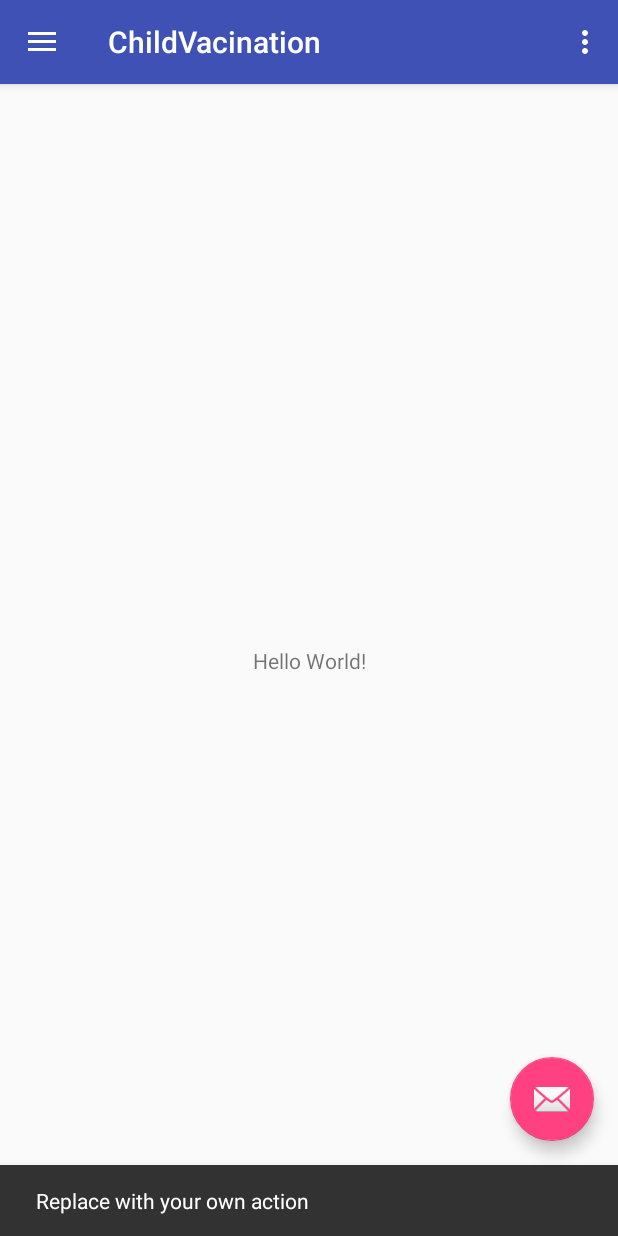
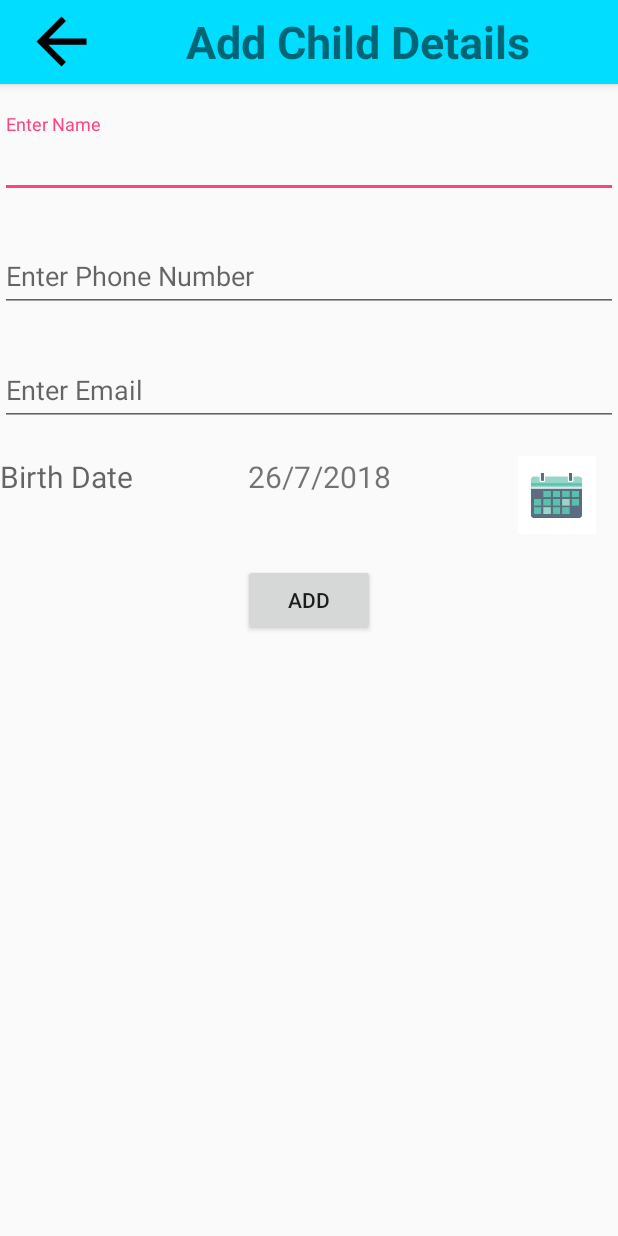
Before and after one commit to Imad-ud-din2020/ChildVaccination, an Android app: the screen it shows after launch (MainActivity before the commit, AddChildDetails after it), after a tap on an icon or button, on a phone screen of 412 x 824 dp. Run offline under Robolectric (Android 15) with nearby library versions, the phone set to English and light mode, and no system bars.

Commit message:
add child Details Activity

```diff
--- a/app/build.gradle
+++ b/app/build.gradle
@@ -27,5 +27,6 @@ dependencies {
     compile 'com.android.support:appcompat-v7:26.+'
     compile 'com.android.support:design:26.+'
     compile 'com.android.support.constraint:constraint-layout:1.0.2'
+    compile 'com.android.support:support-v4:26.+'
     testCompile 'junit:junit:4.12'
 }
--- a/app/src/main/AndroidManifest.xml
+++ b/app/src/main/AndroidManifest.xml
@@ -13,9 +13,12 @@
             android:name=".MainActivity"
             android:label="@string/app_name"
             android:theme="@style/AppTheme.NoActionBar">
+
+        </activity>
+        <activity android:name=".AddChildDetails" />
+        <activity android:name=".SplashScreen">
             <intent-filter>
                 <action android:name="android.intent.action.MAIN" />
-
                 <category android:name="android.intent.category.LAUNCHER" />
             </intent-filter>
         </activity>
--- /dev/null
+++ b/app/src/main/java/com/example/gauranggoel/childvacination/AddChildDetails.java
@@ -0,0 +1,125 @@
+package com.example.gauranggoel.childvacination;
+//this activity is add details of child
+import android.app.DatePickerDialog;
+import android.content.Intent;
+import android.support.v7.app.AppCompatActivity;
+import android.os.Bundle;
+import android.view.View;
+import android.widget.Button;
+import android.widget.DatePicker;
+import android.widget.EditText;
+import android.widget.ImageView;
+import android.widget.TextView;
+import android.widget.Toast;
+
+import java.util.ArrayList;
+import java.util.Calendar;
+
+public class AddChildDetails extends AppCompatActivity {
+
+    EditText et1,et2,et3;
+    TextView et4;
+    Button btn;
+    String dob;
+    int year;
+    int month;
+    int day;
+    ImageView img,img1;
+    @Override
+    protected void onCreate(Bundle savedInstanceState) {
+        super.onCreate(savedInstanceState);
+        setContentView(R.layout.activity_add_child_details);
+
+            getSupportActionBar().hide();
+
+         et1 = (EditText) findViewById(R.id.child_name);
+         et2 = (EditText) findViewById(R.id.child_phone);
+         et3 = (EditText) findViewById(R.id.child_email);
+         et4 = (TextView) findViewById(R.id.child_dob);
+        img = (ImageView) findViewById(R.id.calendar);
+        img1 = (ImageView) findViewById(R.id.icon);
+
+        btn = (Button) findViewById(R.id.child_add);
+
+        final Calendar cal = Calendar.getInstance();
+        year = cal.get(Calendar.YEAR);
+        month = cal.get(Calendar.MONTH);
+        day = cal.get(Calendar.DAY_OF_MONTH);
+
+        dob=day+"/"+month+"/"+year;
+
+        et4.setText(dob);
+        btn.setOnClickListener(new View.OnClickListener() {
+            @Override
+            public void onClick(View v) {
+
+                String name = et1.getText().toString();
+                String phone=et2.getText().toString();
+                String email=et3.getText().toString();
+                if(!et4.getText().toString().equals(""))
+                    dob=et4.getText().toString();
+
+                if(name.equals(""))
+                    et1.setError("Please Enter Name");
+
+                if(phone.length()!=10)
+                    et2.setError("Please Enter correct Phone Number");
+
+          //      Toast.makeText(AddChildDetails.this, ""+phone.length(), Toast.LENGTH_SHORT).show();
+
+                if(phone.equals(""))
+                    et2.setError("Please Enter Phone Number");
+
+                if(!email.contains("@"))
+                    et3.setError("Please Enter Correct Email");
+
+                if(email.equals(""))
+                    et3.setError("Please Enter Email");
+
+                if(!name.equals("") && !phone.equals("") && !email.equals("") && email.contains("@") && phone.length()==10)
+                {
+                    ArrayList<ChildDetails> al = ChildDetails.getAl();
+                    ChildDetails child = new ChildDetails(name,email,phone,dob);
+                    al.add(child);
+                    Intent intent = new Intent(AddChildDetails.this,MainActivity.class);
+                    //Toast.makeText(AddChildDetails.this, ""+al, Toast.LENGTH_SHORT).show();
+                    Toast.makeText(AddChildDetails.this, "Press Long To Edit Details Of Child", Toast.LENGTH_SHORT).show();
+                    startActivity(intent);
+                    finish();
+                 }
+            }
+        });
+
+        img.setOnClickListener(new View.OnClickListener() {
+            @Override
+            public void onClick(View v) {
+                new DatePickerDialog(AddChildDetails.this,date,year,month,day).show();
+            }
+        });
+        img1.setOnClickListener(new View.OnClickListener() {
+            @Override
+            public void onClick(View v) {
+                onBackPressed();
+            }
+        });
+    }
+
+     DatePickerDialog.OnDateSetListener date = new DatePickerDialog.OnDateSetListener(){
+
+        @Override
+        public void onDateSet(DatePicker view, int year1, int month1, int day1) {
+
+            dob=day1+"/"+month1+"/"+year1;
+            year=year1;
+            day=day1;
+            month=month1;
+            et4.setText(dob);
+        }
+    };
+
+    @Override
+    public void onBackPressed() {
+        super.onBackPressed();
+        finish();
+    }
+}
--- /dev/null
+++ b/app/src/main/java/com/example/gauranggoel/childvacination/CustomAdapter.java
@@ -0,0 +1,45 @@
+package com.example.gauranggoel.childvacination;
+
+import android.app.Activity;
+import android.view.LayoutInflater;
+import android.view.View;
+import android.view.ViewGroup;
+import android.widget.ArrayAdapter;
+import android.widget.TextView;
+import android.widget.Toast;
+
+import java.util.ArrayList;
+
+/**
+ * Created by gaurang goel on 26-08-2018.
+ */
+
+public class CustomAdapter extends ArrayAdapter {
+    Activity context;
+    ArrayList<ChildDetails> al;
+
+    public CustomAdapter( Activity context , ArrayList<ChildDetails> al,String[] s) {
+        super(context, R.layout.custom_list_view,s);
+        this.context =context;
+        this.al=al;
+    }
+
+    @Override
+    public View getView(int position, View convertView, ViewGroup parent) {
+
+
+        Toast.makeText(context, ""+position, Toast.LENGTH_SHORT).show();
+        LayoutInflater inflater = context.getLayoutInflater();
+
+        View v= inflater.inflate(R.layout.custom_list_view,null);
+
+        TextView name=v.findViewById(R.id.list_name);
+        TextView dob=v.findViewById(R.id.list_dob);
+
+        name.setText(al.get(position).getName());
+        dob.setText(al.get(position).getDob());
+        return v;
+    }
+
+
+}
--- a/app/src/main/java/com/example/gauranggoel/childvacination/MainActivity.java
+++ b/app/src/main/java/com/example/gauranggoel/childvacination/MainActivity.java
@@ -1,8 +1,8 @@
 package com.example.gauranggoel.childvacination;
 
+import android.content.Intent;
 import android.os.Bundle;
 import android.support.design.widget.FloatingActionButton;
-import android.support.design.widget.Snackbar;
 import android.view.View;
 import android.support.design.widget.NavigationView;
 import android.support.v4.view.GravityCompat;
@@ -12,10 +12,15 @@ import android.support.v7.app.AppCompatActivity;
 import android.support.v7.widget.Toolbar;
 import android.view.Menu;
 import android.view.MenuItem;
+import android.widget.ListView;
+import android.widget.Toast;
+import java.util.ArrayList;
 
 public class MainActivity extends AppCompatActivity
         implements NavigationView.OnNavigationItemSelectedListener {
 
+    ListView listView;
+    CustomAdapter adapter;
     @Override
     protected void onCreate(Bundle savedInstanceState) {
         super.onCreate(savedInstanceState);
@@ -27,8 +32,9 @@ public class MainActivity extends AppCompatActivity
         fab.setOnClickListener(new View.OnClickListener() {
             @Override
             public void onClick(View view) {
-                Snackbar.make(view, "Replace with your own action", Snackbar.LENGTH_LONG)
-                        .setAction("Action", null).show();
+                Intent intent = new Intent(MainActivity.this,AddChildDetails.class);
+                startActivity(intent);
+
             }
         });
 
@@ -40,6 +46,30 @@ public class MainActivity extends AppCompatActivity
 
         NavigationView navigationView = (NavigationView) findViewById(R.id.nav_view);
         navigationView.setNavigationItemSelectedListener(this);
+
+        //extra
+
+        ArrayList<ChildDetails> al = ChildDetails.getAl();
+        Toast.makeText(MainActivity.this, ""+al, Toast.LENGTH_SHORT).show();
+
+        String[] s= new String[al.size()];
+
+        for(int i=0;i<s.length;i++)
+        {
+            s[i]=al.get(i).getName();
+        }
+
+
+        //ListView Section
+
+        listView = (ListView) findViewById(R.id.listView);
+
+        adapter = new CustomAdapter(this,al,s);
+
+        adapter.notifyDataSetChanged();
+
+        listView.setAdapter(adapter);
+
     }
 
     @Override
@@ -80,7 +110,8 @@ public class MainActivity extends AppCompatActivity
         // Handle navigation view item clicks here.
         int id = item.getItemId();
 
-        /*if (id == R.id.nav_camera) {
+        /*if (id == R.id.nav_doctor) {
+
             // Handle the camera action
         } else if (id == R.id.nav_gallery) {
 
--- /dev/null
+++ b/app/src/main/java/com/example/gauranggoel/childvacination/SplashScreen.java
@@ -0,0 +1,25 @@
+package com.example.gauranggoel.childvacination;
+
+import android.content.Intent;
+import android.os.Handler;
+import android.support.v7.app.AppCompatActivity;
+import android.os.Bundle;
+
+public class SplashScreen extends AppCompatActivity {
+
+    @Override
+    protected void onCreate(Bundle savedInstanceState) {
+        super.onCreate(savedInstanceState);
+        setContentView(R.layout.activity_splash_screen);
+
+        getSupportActionBar().hide();
+        new Handler().postDelayed(new Runnable() {
+            @Override
+            public void run() {
+                Intent intent= new Intent(SplashScreen.this,MainActivity.class);
+                startActivity(intent);
+                finish();
+            }
+        },3000);
+    }
+}
--- a/app/src/main/res/drawable/ic_person_black_24dp.xml
+++ b/app/src/main/res/drawable/ic_arrow_back_black_24dp.xml
@@ -5,5 +5,5 @@
         android:viewportHeight="24.0">
     <path
         android:fillColor="#FF000000"
-        android:pathData="M12,12c2.21,0 4,-1.79 4,-4s-1.79,-4 -4,-4 -4,1.79 -4,4 1.79,4 4,4zM12,14c-2.67,0 -8,1.34 -8,4v2h16v-2c0,-2.66 -5.33,-4 -8,-4z"/>
+        android:pathData="M20,11H7.83l5.59,-5.59L12,4l-8,8 8,8 1.41,-1.41L7.83,13H20v-2z"/>
 </vector>
--- /dev/null
+++ b/app/src/main/res/layout/activity_add_child_details.xml
@@ -0,0 +1,112 @@
+<?xml version="1.0" encoding="utf-8"?>
+<LinearLayout xmlns:android="http://schemas.android.com/apk/res/android"
+    xmlns:app="http://schemas.android.com/apk/res-auto"
+    xmlns:tools="http://schemas.android.com/tools"
+    android:layout_width="match_parent"
+    android:layout_height="match_parent"
+    tools:context="com.example.gauranggoel.childvacination.AddChildDetails"
+    android:orientation="vertical">
+
+
+    <android.support.v7.widget.Toolbar
+        android:id="@+id/my_toolbar"
+        android:layout_width="match_parent"
+        android:layout_height="wrap_content"
+        style="@style/HeaderBar"
+        android:background="@android:color/holo_blue_bright"
+        android:elevation="4dp"
+        tools:layout_editor_absoluteY="0dp"
+        tools:layout_editor_absoluteX="8dp">
+
+        <ImageView
+            android:layout_width="50dp"
+            android:layout_height="50dp"
+            android:clickable="true"
+            android:id="@+id/icon"
+            android:src="@drawable/ic_arrow_back_black_24dp" />
+        <TextView
+            android:layout_width="match_parent"
+            android:layout_height="wrap_content"
+            android:text="Add Child Details"
+            android:gravity="center"
+            android:textStyle="bold"
+            android:textSize="30dp"
+            android:id="@+id/id"/>
+
+    </android.support.v7.widget.Toolbar>
+
+    <android.support.design.widget.TextInputLayout
+        android:layout_width="match_parent"
+        android:layout_height="wrap_content"
+        android:layout_marginTop="20dp">
+
+        <EditText
+            android:id="@+id/child_name"
+            android:layout_width="match_parent"
+            android:layout_height="match_parent"
+            android:hint="Enter Name" />
+    </android.support.design.widget.TextInputLayout>
+
+    <android.support.design.widget.TextInputLayout
+        android:layout_width="match_parent"
+        android:layout_height="wrap_content"
+        android:layout_marginTop="20dp">
+
+        <EditText
+            android:id="@+id/child_phone"
+            android:layout_width="match_parent"
+            android:layout_height="match_parent"
+            android:hint="Enter Phone Number"
+            android:inputType="number"/>
+    </android.support.design.widget.TextInputLayout>
+
+    <android.support.design.widget.TextInputLayout
+        android:layout_width="match_parent"
+        android:layout_height="wrap_content"
+        android:layout_marginTop="20dp">
+
+        <EditText
+            android:id="@+id/child_email"
+            android:layout_width="match_parent"
+            android:layout_height="match_parent"
+            android:hint="Enter Email" />
+    </android.support.design.widget.TextInputLayout>
+
+<LinearLayout
+    android:layout_width="match_parent"
+    android:layout_height="wrap_content"
+    android:orientation="horizontal"
+    android:layout_marginTop="20dp">
+    <TextView
+        android:layout_width="match_parent"
+        android:layout_height="match_parent"
+        android:hint="Birth Date"
+        android:layout_weight="1"
+        android:textSize="20dp"
+        />
+    <TextView
+        android:id="@+id/child_dob"
+        android:layout_weight="1"
+        android:layout_width="match_parent"
+        android:layout_height="match_parent"
+        android:hint=""
+        android:textSize="20dp"
+        />
+    <ImageView
+        android:layout_width="82dp"
+        android:layout_height="52dp"
+        android:id="@+id/calendar"
+        android:src="@drawable/calendar"
+        />
+
+</LinearLayout>
+
+<Button
+    android:layout_width="wrap_content"
+    android:layout_height="wrap_content"
+    android:id="@+id/child_add"
+    android:text="Add"
+    android:layout_gravity="center"
+    android:layout_marginTop="20dp" />
+
+</LinearLayout>
--- a/app/src/main/res/layout/activity_main.xml
+++ b/app/src/main/res/layout/activity_main.xml
@@ -7,8 +7,7 @@
     android:layout_height="match_parent"
     android:fitsSystemWindows="true"
     tools:openDrawer="start">
-
-    <include
+<include
         layout="@layout/app_bar_main"
         android:layout_width="match_parent"
         android:layout_height="match_parent" />
@@ -22,4 +21,5 @@
         app:headerLayout="@layout/nav_header_main"
         app:menu="@menu/activity_main_drawer" />
 
+
 </android.support.v4.widget.DrawerLayout>
--- a/app/src/main/res/layout/app_bar_main.xml
+++ b/app/src/main/res/layout/app_bar_main.xml
@@ -28,6 +28,6 @@
         android:layout_height="wrap_content"
         android:layout_gravity="bottom|end"
         android:layout_margin="@dimen/fab_margin"
-        app:srcCompat="@android:drawable/ic_dialog_email" />
+        app:srcCompat="@android:drawable/ic_input_add" />
 
 </android.support.design.widget.CoordinatorLayout>
--- a/app/src/main/res/layout/content_main.xml
+++ b/app/src/main/res/layout/content_main.xml
@@ -8,13 +8,13 @@
     tools:context="com.example.gauranggoel.childvacination.MainActivity"
     tools:showIn="@layout/app_bar_main">
 
-    <TextView
-        android:layout_width="wrap_content"
-        android:layout_height="wrap_content"
-        android:text="Hello World!"
+
+    <ListView
+        android:layout_width="match_parent"
+        android:layout_height="match_parent"
+        android:id="@+id/listView"
+        app:layout_constraintLeft_toLeftOf="parent"
+        app:layout_constraintTop_toTopOf="parent"
         app:layout_constraintBottom_toBottomOf="parent"
-        app:layout_constraintLeft_toLeftOf="parent"
-        app:layout_constraintRight_toRightOf="parent"
-        app:layout_constraintTop_toTopOf="parent" />
-
+        app:layout_constraintRight_toRightOf="parent" />
 </android.support.constraint.ConstraintLayout>
--- a/app/src/main/res/layout/nav_header_main.xml
+++ b/app/src/main/res/layout/nav_header_main.xml
@@ -23,7 +23,7 @@
         android:layout_width="match_parent"
         android:layout_height="wrap_content"
         android:paddingTop="@dimen/nav_header_vertical_spacing"
-        android:text="User"
+        android:text="User Name"
         android:textAppearance="@style/TextAppearance.AppCompat.Body1" />
 
     <TextView
--- a/app/src/main/res/values/strings.xml
+++ b/app/src/main/res/values/strings.xml
@@ -9,4 +9,7 @@
     <string name="action_share">Share This App</string>
     <string name="action_rate">Rate This App</string>
     <string name="action_feedback">Feedback</string>
+
+    <!-- TODO: Remove or change this placeholder text -->
+    <string name="hello_blank_fragment">Hello blank fragment</string>
 </resources>
--- a/app/src/main/res/values/styles.xml
+++ b/app/src/main/res/values/styles.xml
@@ -17,4 +17,7 @@
 
     <style name="AppTheme.PopupOverlay" parent="ThemeOverlay.AppCompat.Light" />
 
+    <style name="HeaderBar">
+        <item name="android:background">#303F9F</item>
+    </style>
 </resources>
```
Also changed, not shown: app/src/main/java/com/example/gauranggoel/childvacination/ChildDetails.java (added, +71 -0 lines), app/src/main/res/layout/activity_splash_screen.xml (added, +10 -0 lines), app/src/main/res/layout/custom_list_view.xml (added, +31 -0 lines), app/src/main/res/drawable/calendar.jpg (added), app/src/main/res/drawable/child.jpg (added).
